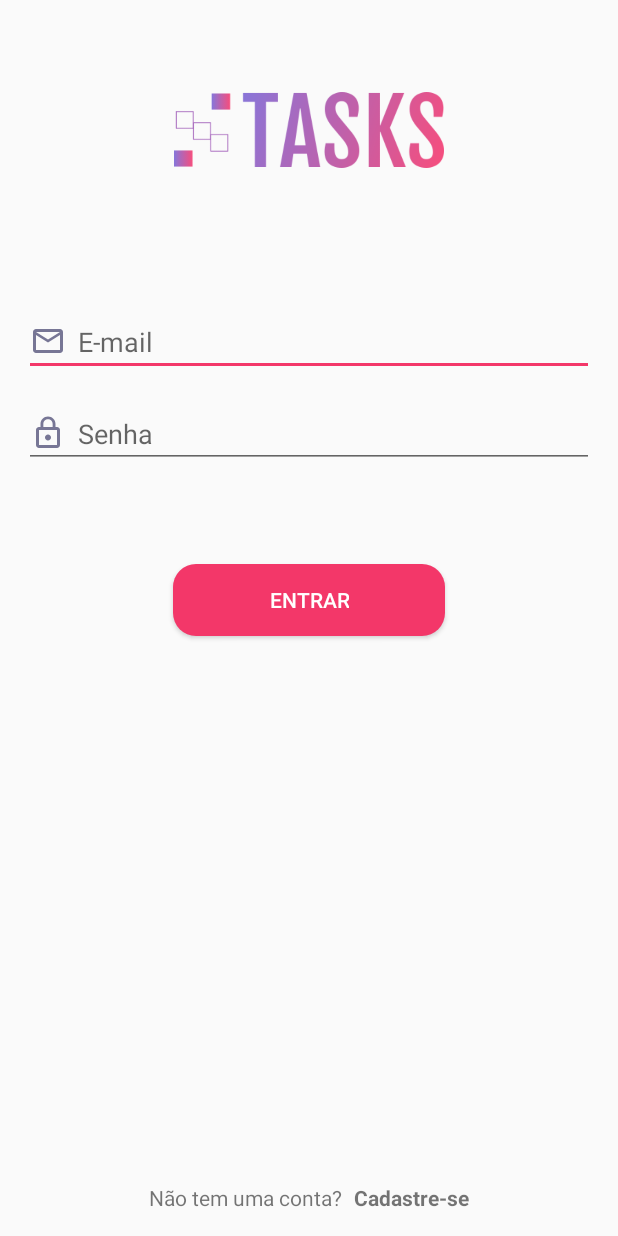
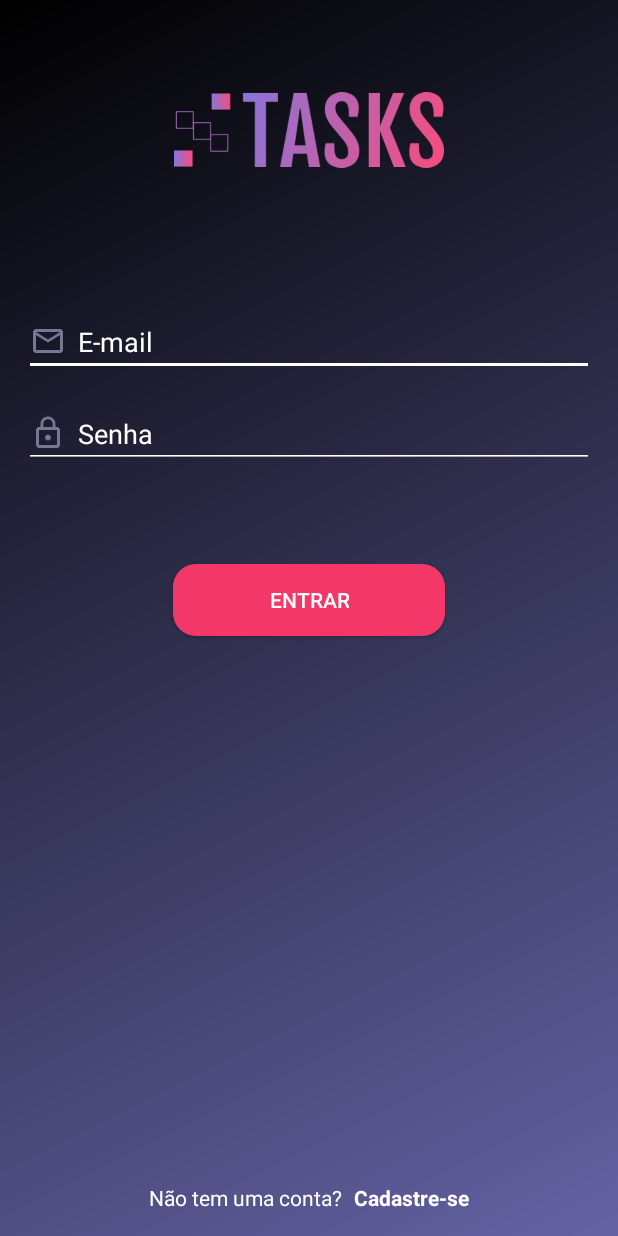
Before and after one commit to dougborbabass/Curso_kotlin, an Android app: the screen it shows after launch (LoginActivity), on a phone screen of 412 x 824 dp. Run offline under Robolectric (Android 15) with nearby library versions, the phone set to English and light mode, and no system bars; our stand-ins replace Room's generated code; network calls fail.

Commit message:
backgroun login

```diff
--- /dev/null
+++ b/Tasks/app/src/main/res/drawable/shape_background.xml
@@ -0,0 +1,9 @@
+<?xml version="1.0" encoding="utf-8"?>
+<shape xmlns:android="http://schemas.android.com/apk/res/android"
+    android:shape="rectangle">
+    <gradient
+        android:angle="135"
+        android:endColor="#000000"
+        android:startColor="#6462A3"
+        android:type="linear"/>
+</shape>
--- a/Tasks/app/src/main/res/layout/activity_login.xml
+++ b/Tasks/app/src/main/res/layout/activity_login.xml
@@ -5,7 +5,8 @@
     android:layout_width="match_parent"
     android:layout_height="match_parent"
     android:padding="16dp"
-    tools:context=".view.LoginActivity">
+    tools:context=".view.LoginActivity"
+    android:background="@drawable/shape_background">
 
     <ImageView
         android:id="@+id/image_logo"
@@ -29,7 +30,8 @@
         android:inputType="textEmailAddress"
         app:layout_constraintLeft_toLeftOf="parent"
         app:layout_constraintRight_toRightOf="parent"
-        app:layout_constraintTop_toBottomOf="@id/image_logo" />
+        app:layout_constraintTop_toBottomOf="@id/image_logo"
+        style="@style/editTextWhite"/>
 
     <EditText
         android:id="@+id/edit_password"
@@ -42,7 +44,8 @@
         android:inputType="textPassword"
         app:layout_constraintLeft_toLeftOf="parent"
         app:layout_constraintRight_toRightOf="parent"
-        app:layout_constraintTop_toBottomOf="@id/edit_email" />
+        app:layout_constraintTop_toBottomOf="@id/edit_email"
+        style="@style/editTextWhite"/>
 
     <Button
         android:id="@+id/button_login"
@@ -65,7 +68,8 @@
         app:layout_constraintBottom_toBottomOf="parent"
         app:layout_constraintHorizontal_chainStyle="packed"
         app:layout_constraintLeft_toLeftOf="parent"
-        app:layout_constraintRight_toLeftOf="@id/text_register" />
+        app:layout_constraintRight_toLeftOf="@id/text_register"
+        style="@style/editTextWhite"/>
 
     <TextView
         android:id="@+id/text_register"
@@ -78,6 +82,7 @@
         android:textStyle="bold"
         app:layout_constraintBottom_toBottomOf="parent"
         app:layout_constraintLeft_toRightOf="@id/text_new_account"
-        app:layout_constraintRight_toRightOf="parent" />
+        app:layout_constraintRight_toRightOf="parent"
+        style="@style/editTextWhite"/>
 
 </androidx.constraintlayout.widget.ConstraintLayout>
--- a/Tasks/app/src/main/res/layout/nav_header_main.xml
+++ b/Tasks/app/src/main/res/layout/nav_header_main.xml
@@ -3,7 +3,7 @@
     xmlns:app="http://schemas.android.com/apk/res-auto"
     android:layout_width="match_parent"
     android:layout_height="@dimen/nav_header_height"
-    android:background="@drawable/side_nav_bar"
+    android:background="@drawable/shape_background"
     android:gravity="bottom"
     android:orientation="vertical"
     android:paddingLeft="@dimen/activity_horizontal_margin"
--- a/Tasks/app/src/main/res/values/styles.xml
+++ b/Tasks/app/src/main/res/values/styles.xml
@@ -11,7 +11,8 @@
     <style name="AppTheme.NoActionBar">
         <item name="windowActionBar">false</item>
         <item name="windowNoTitle">true</item>
-        <item name="android:statusBarColor">@android:color/transparent</item>
+        <item name="android:windowTranslucentStatus">true</item>
+        <item name="android:windowTranslucentNavigation">false</item>
     </style>
 
     <style name="AppTheme.AppBarOverlay" parent="ThemeOverlay.AppCompat.Dark.ActionBar" />
@@ -26,4 +27,10 @@
         <item name= "android:paddingEnd">64dp</item>
     </style>
 
+    <style name="editTextWhite">
+        <item name="android:textColor">@color/white</item>
+        <item name="android:textColorHint">@color/white</item>
+        <item name="android:backgroundTint">@color/white</item>
+    </style>
+
 </resources>
```
